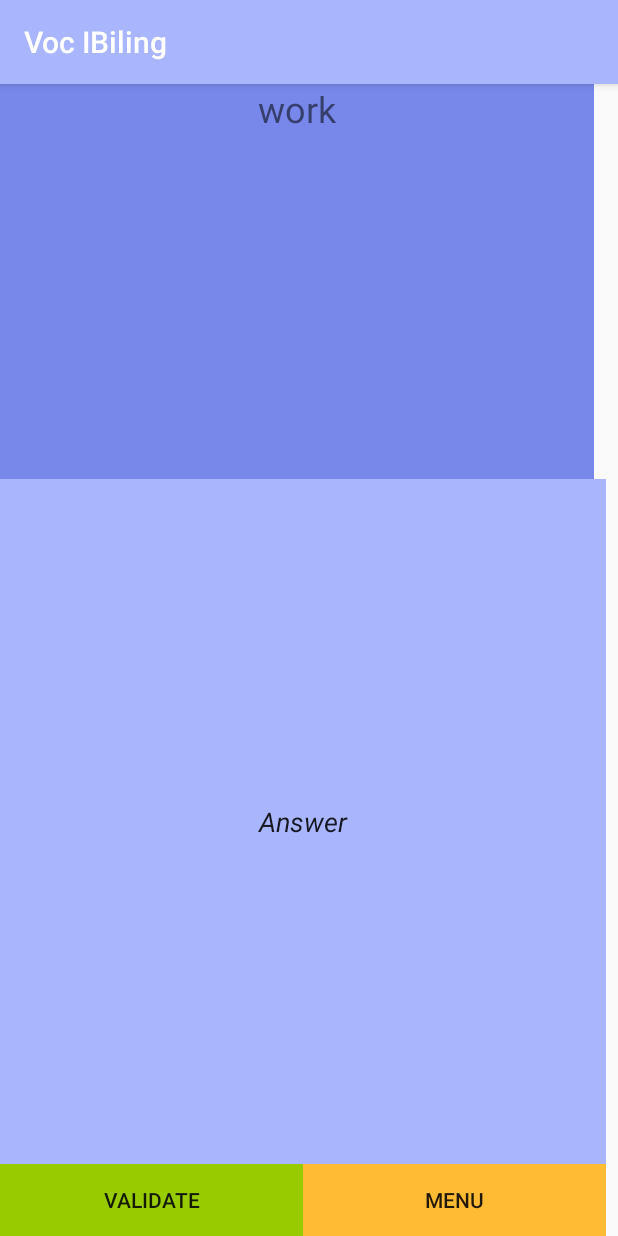
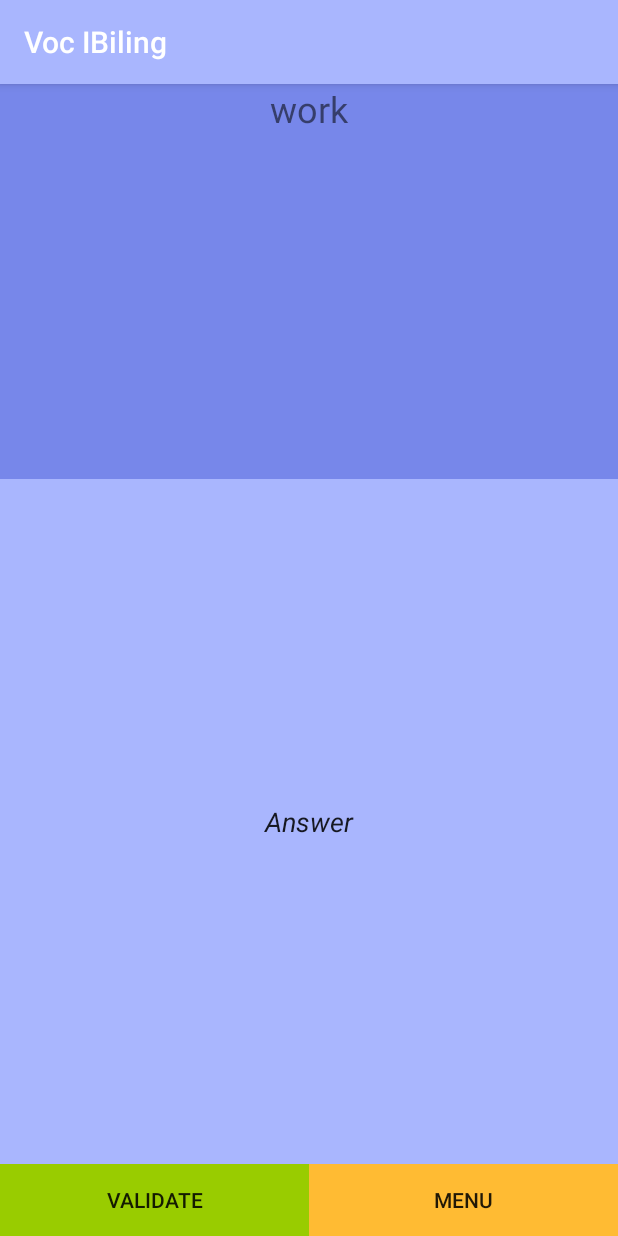
Before and after one commit to ColletAxel/TP_Android_Varo_Collet, an Android app: the screen it shows after launch (MainActivity), on a phone screen of 412 x 824 dp. Run offline under Robolectric (Android 15) with nearby library versions, the phone set to English and light mode, and no system bars.

Commit message:
Correction layout

```diff
--- a/app/src/main/res/layout/activity_main.xml
+++ b/app/src/main/res/layout/activity_main.xml
@@ -9,9 +9,9 @@
     <LinearLayout
         android:layout_width="match_parent"
         android:layout_height="match_parent"
-        android:layout_marginRight="8dp"
         android:orientation="vertical"
         app:layout_constraintEnd_toEndOf="parent"
+        app:layout_constraintHorizontal_bias="1.0"
         app:layout_constraintStart_toStartOf="parent"
         tools:layout_editor_absoluteY="8dp">
 
@@ -19,14 +19,12 @@
             android:id="@+id/textView"
             android:layout_width="match_parent"
             android:layout_height="209dp"
-            android:layout_marginEnd="8dp"
-            android:layout_marginRight="8dp"
             android:layout_weight="0.01"
             android:background="@color/colorPrimaryDark"
             android:textAlignment="center"
             android:textSize="24sp"
             app:layout_constraintBottom_toBottomOf="parent"
-            app:layout_constraintHorizontal_bias="0.142"
+            app:layout_constraintHorizontal_bias="0"
             app:layout_constraintLeft_toLeftOf="parent"
             app:layout_constraintRight_toRightOf="parent"
             app:layout_constraintTop_toTopOf="parent"
@@ -40,7 +38,7 @@
             android:background="@color/colorPrimary"
             android:ems="10"
             android:inputType="text"
-            android:text="Answer"
+            android:text="@string/answer"
             android:textAlignment="center"
             android:textStyle="italic"
             android:theme="@style/AppTheme" />
@@ -64,7 +62,7 @@
                 android:layout_height="wrap_content"
                 android:layout_weight="1"
                 android:background="@android:color/holo_orange_light"
-                android:text="Menu" />
+                android:text="@string/menu" />
         </LinearLayout>
     </LinearLayout>
 
--- a/app/src/main/res/values/strings.xml
+++ b/app/src/main/res/values/strings.xml
@@ -2,4 +2,6 @@
     <string name="app_name">Voc\nIBiling</string>
     <string name="validate">Validate</string>
     <string name="next">Next</string>
+    <string name="answer">Answer</string>
+    <string name="menu">Menu</string>
 </resources>
```
